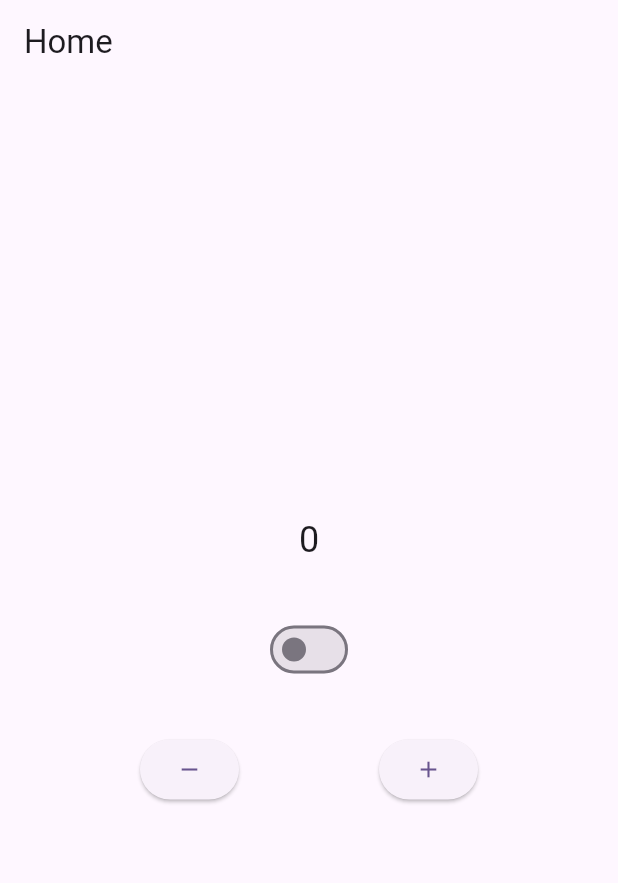
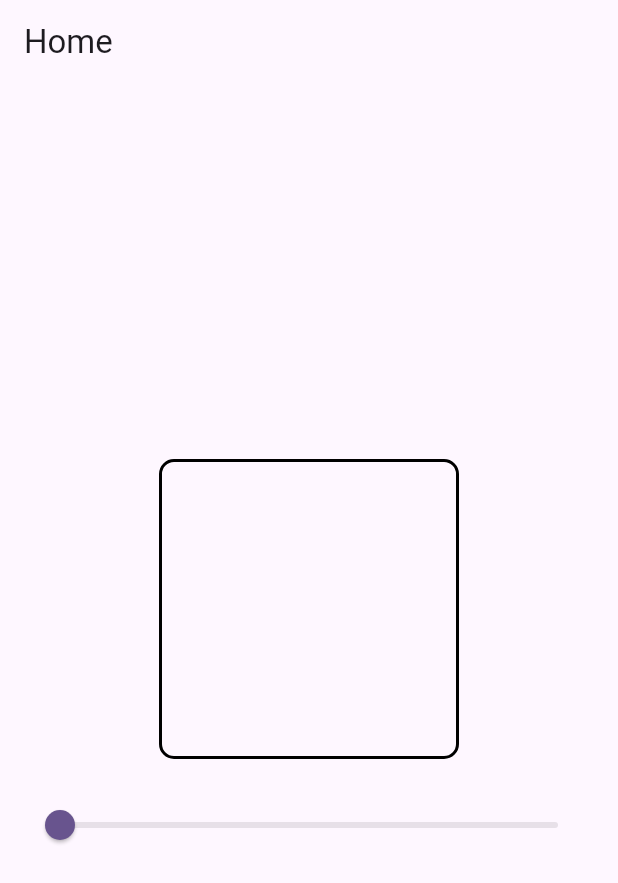
Before and after one commit to Rawnak003/riverpod_basic, a Flutter app: the screen it shows after launch, on a phone screen of 412 x 824 dp. Shown: the top 883 px of the screen. Run offline on Flutter 3.47's test engine with Material 3 defaults, Android fonts, the phone set to English and light mode, and no system bars; our stand-ins replace flutter_riverpod.

Commit message:
add basic slider

```diff
--- a/lib/home_screen.dart
+++ b/lib/home_screen.dart
@@ -1,12 +1,6 @@
 import 'package:flutter/material.dart';
 import 'package:flutter_riverpod/flutter_riverpod.dart';
-
-final counter = StateProvider<int>((ref) { /// To manage small state changes StateProvider is used
-  return 0;
-});
-final switchProvider = StateProvider<bool>((ref) {
-  return false;
-});
+import 'package:riverpod_basic/slider_provider.dart';
 
 class HomeScreen extends ConsumerWidget {
   const HomeScreen({super.key});
@@ -21,42 +15,35 @@ class HomeScreen extends ConsumerWidget {
         child: Column(
           mainAxisAlignment: MainAxisAlignment.center,
           children: [
-            Consumer( /// To define which widget should be change when the state changes
+            Consumer(
               builder: (context, ref, child) {
-                final age = ref.watch(counter);
-                return Text(age.toString(), style: const TextStyle(fontSize: 24)); /// Here only the text will change and rebuild
+                final sliderValue = ref.watch(sliderProvider);
+                return Container(
+                  width: 200,
+                  height: 200,
+                  decoration: BoxDecoration(
+                    border: Border.all(color: Colors.black, width: 2),
+                    borderRadius: BorderRadius.circular(10),
+                    color: Colors.blueAccent.withOpacity(sliderValue),
+                  ),
+                );
               }
             ),
-            SizedBox(height: 32),
-            Consumer(
-              builder: (context, ref, child) {
-                final switchValue = ref.watch(switchProvider);
-                return Switch(
-                  value: switchValue,
-                  onChanged: (value) {
-                    ref.read(switchProvider.notifier).state = value;
-                  },
-                );
-              },
+            const SizedBox(height: 20),
+            Padding(
+              padding: const EdgeInsets.symmetric(horizontal: 16.0),
+              child: Consumer(
+                builder: (context, ref, child) {
+                  final sliderValue = ref.watch(sliderProvider);
+                  return Slider(
+                    value: sliderValue,
+                    onChanged: (value) {
+                      ref.read(sliderProvider.notifier).state = value;
+                    },
+                  );
+                }
+              ),
             ),
-            SizedBox(height: 32),
-            Row(
-              mainAxisAlignment: MainAxisAlignment.spaceEvenly,
-              children: [
-                ElevatedButton(
-                  onPressed: () {
-                    ref.read(counter.notifier).state--; /// state will be changed and value of the provider will be decreased
-                  },
-                  child: const Icon(Icons.remove),
-                ),
-                ElevatedButton(
-                  onPressed: () {
-                    ref.read(counter.notifier).state++; /// state will be changed and value of the provider will be increased
-                  },
-                  child: const Icon(Icons.add),
-                ),
-              ],
-            )
           ],
         ),
       ),
--- /dev/null
+++ b/lib/slider_provider.dart
@@ -0,0 +1,5 @@
+import 'package:flutter_riverpod/flutter_riverpod.dart';
+
+final sliderProvider = StateProvider<double>((ref) {
+  return 0.0;
+});
```
